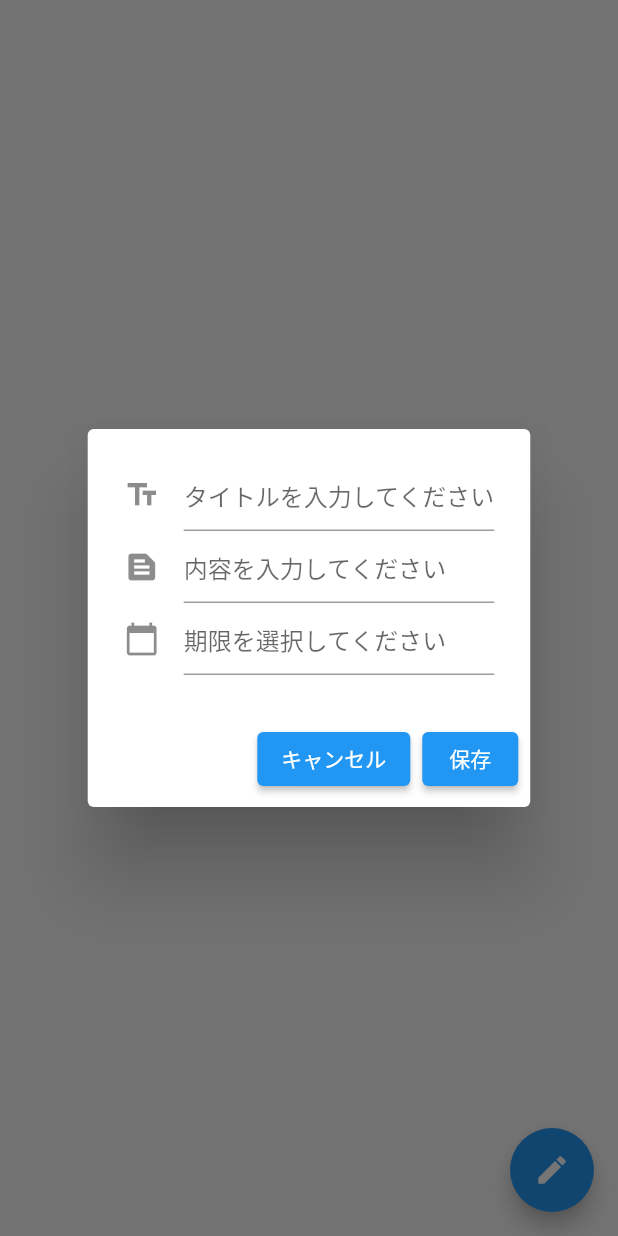
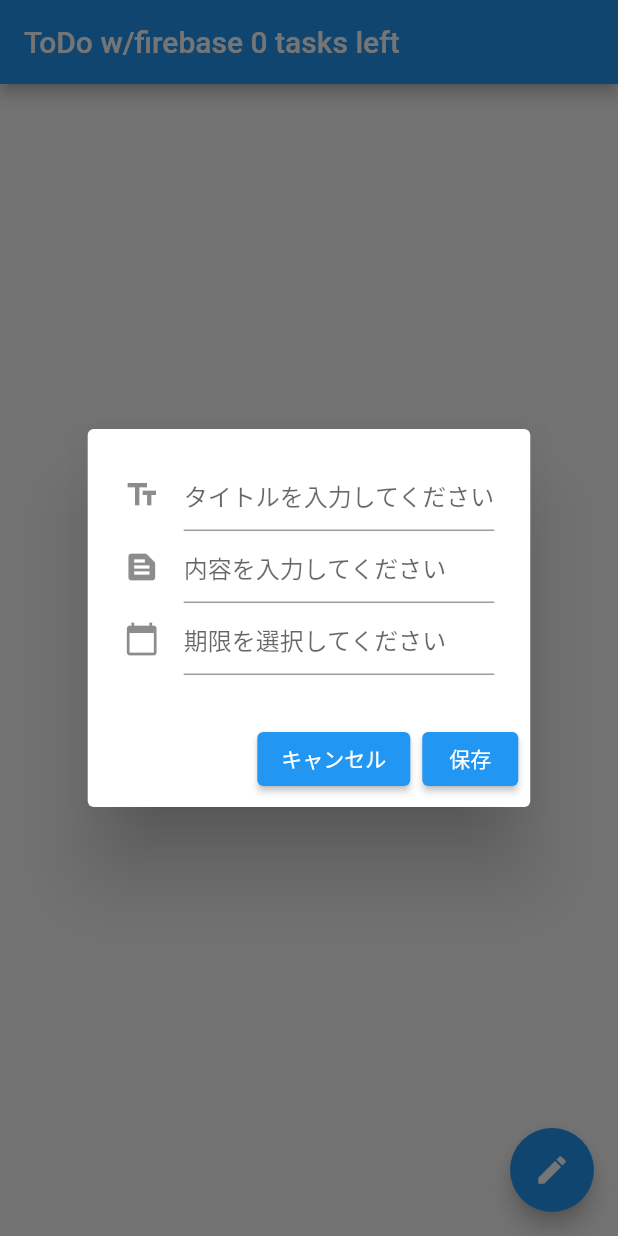
Before and after one commit to 552bdbce/todo_firebase, a Flutter app: the screen it shows after launch, after a tap on the "edit" icon, on a phone screen of 412 x 824 dp. Run offline on Flutter 3.47's test engine with Material 2 defaults, Android fonts, the phone set to English and light mode, and no system bars; drawn by our look-alikes of date_time_picker; our stand-ins replace cloud_firestore, firebase_core, firebase_storage, flutter_riverpod, flutter_slidable, freezed_annotation and 1 more; accounts and stored records are empty; generated files the repository leaves out were written again.

Commit message:
no message

```diff
--- a/lib/main.dart
+++ b/lib/main.dart
@@ -1,6 +1,9 @@
 import 'package:flutter/material.dart';
 import 'package:todo_firebase/view/todo_screen.dart';
 import 'package:flutter_riverpod/flutter_riverpod.dart';
+import 'package:cloud_firestore/cloud_firestore.dart';
+import 'package:firebase_core/firebase_core.dart';
+import 'package:firebase_storage/firebase_storage.dart' as firebase_storage;
 
 // A Counter example implemented with riverpod
 
@@ -16,7 +19,10 @@ class MyApp extends StatelessWidget {
 
   @override
   Widget build(BuildContext context) {
-    return MaterialApp(home: TodoScreen());
+    return MaterialApp(
+      title: 'ToDo w/firebase',
+      home: TodoScreen()
+    );
   }
 }
 
--- a/lib/state/todo_state.dart
+++ b/lib/state/todo_state.dart
@@ -3,7 +3,7 @@ import 'package:freezed_annotation/freezed_annotation.dart';
 
 part 'todo_state.freezed.dart';
 
-@freezed
+@freezed //flutter pub run build_runner build --delete-conflicting-outputs
 abstract class TodoState with _$TodoState {
   const factory TodoState({
     @Default(false) bool isLoading,
--- a/lib/view/todo_screen.dart
+++ b/lib/view/todo_screen.dart
@@ -20,6 +20,9 @@ class TodoScreen extends ConsumerWidget {
     final state = watch(toDoStateNotifierProvider.state);
     TodoItemData itemData;
     return Scaffold(
+      appBar: AppBar(
+        title: Text('ToDo w/firebase'+' ${state.todoItems.length} tasks left'),
+      ),
       body: SafeArea(
         child: Stack(
           children: [
--- a/pubspec.yaml
+++ b/pubspec.yaml
@@ -40,6 +40,11 @@ dependencies:
   flutter_slidable: ^0.5.7
 
   flutter_riverpod:
+  firebase_core:
+
+  firebase_auth: ^0.14.0+5
+  cloud_firestore:
+  firebase_storage:
 
   # The following adds the Cupertino Icons font to your application.
   # Use with the CupertinoIcons class for iOS style icons.
```
Also changed, not shown: pubspec.lock, 3 other files.
